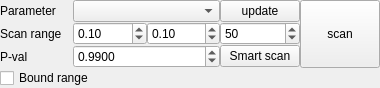
Qt form chisurf/gui/plots/parameter_scan/parameter_scan.ui (Fluorescence-Tools/chisurf) before a commit.
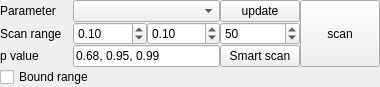
The same form after that commit.

```diff
--- a/chisurf/gui/plots/parameter_scan/parameter_scan.ui
+++ b/chisurf/gui/plots/parameter_scan/parameter_scan.ui
@@ -112,29 +112,17 @@
     <item row="2" column="0">
      <widget class="QLabel" name="label_3">
       <property name="text">
-       <string>P-val</string>
+       <string>p value</string>
       </property>
      </widget>
     </item>
     <item row="2" column="1" colspan="2">
-     <widget class="QDoubleSpinBox" name="doubleSpinBox_3">
+     <widget class="QLineEdit" name="lineEditPValues">
       <property name="toolTip">
        <string>F-test p-value threshold</string>
       </property>
-      <property name="decimals">
-       <number>4</number>
-      </property>
-      <property name="maximum">
-       <double>0.999900000000000</double>
-      </property>
-      <property name="minimum">
-       <double>0.500000000000000</double>
-      </property>
-      <property name="singleStep">
-       <double>0.010000000000000</double>
-      </property>
-      <property name="value">
-       <double>0.990000000000000</double>
+      <property name="text">
+       <string>0.68, 0.95, 0.99</string>
       </property>
      </widget>
     </item>
```
Left out of the diff: 2 changed lines with no effect on the pictures.
